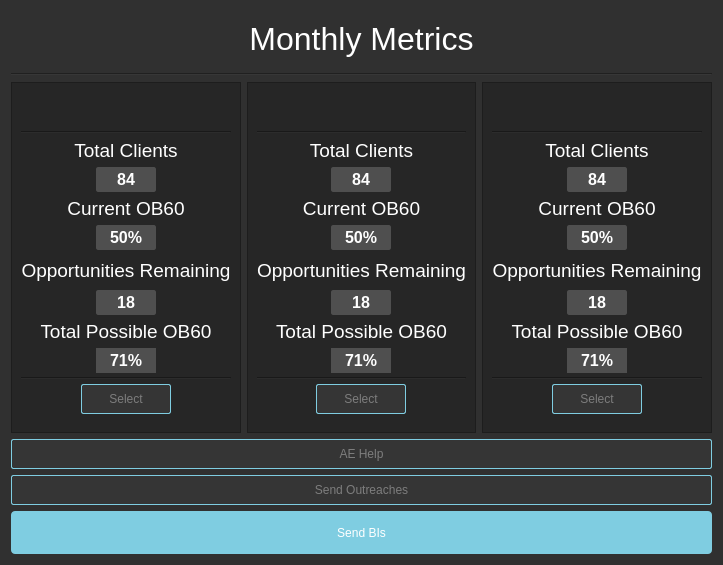
Before: the Qt Designer form metrics.ui in caiocardoso28/redesigned_app, drawn with Qt 5.
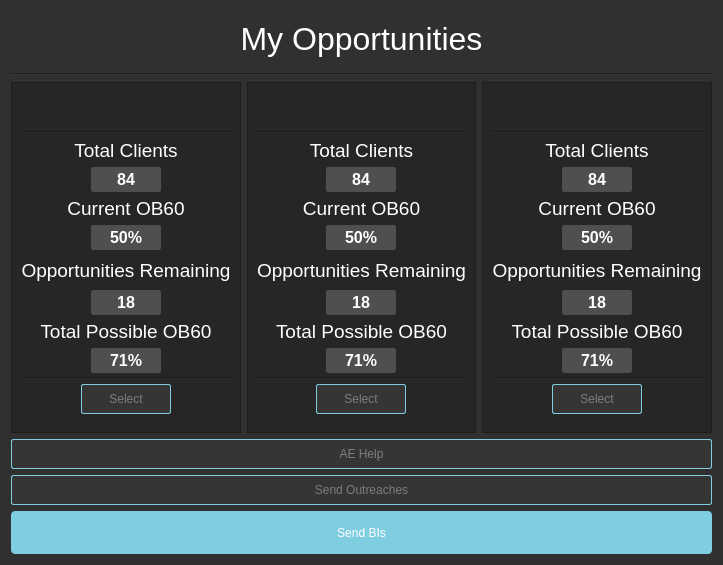
After: the same form once the commit is applied.

Commit message: Made some changes to the UI & added metric

What changed in the file:
```diff
--- a/metrics.ui
+++ b/metrics.ui
@@ -310,7 +310,7 @@
          <widget class="QLabel" name="totalLabel_2">
           <property name="minimumSize">
            <size>
-            <width>60</width>
+            <width>70</width>
             <height>0</height>
            </size>
           </property>
@@ -381,7 +381,7 @@
          <widget class="QLabel" name="obLabel_2">
           <property name="minimumSize">
            <size>
-            <width>60</width>
+            <width>70</width>
             <height>0</height>
            </size>
           </property>
@@ -448,7 +448,7 @@
          <widget class="QLabel" name="oppLabel_2">
           <property name="minimumSize">
            <size>
-            <width>60</width>
+            <width>70</width>
             <height>0</height>
            </size>
           </property>
@@ -515,7 +515,7 @@
          <widget class="QLabel" name="maxLabel_2">
           <property name="minimumSize">
            <size>
-            <width>60</width>
+            <width>70</width>
             <height>0</height>
            </size>
           </property>
@@ -537,7 +537,9 @@
           <property name="styleSheet">
            <string notr="true">font: 12pt Arial;
 font-weight: bold;
-background-color: rgb(79, 79, 79);</string>
+background-color: rgb(79, 79, 79);
+border: 1px solid rgb(79, 79, 79);
+border-radius: 2px</string>
           </property>
           <property name="text">
            <string>71%</string>
@@ -683,7 +685,7 @@
          <widget class="QLabel" name="totalLabel_3">
           <property name="minimumSize">
            <size>
-            <width>60</width>
+            <width>70</width>
             <height>0</height>
            </size>
           </property>
@@ -754,7 +756,7 @@
          <widget class="QLabel" name="obLabel_3">
           <property name="minimumSize">
            <size>
-            <width>60</width>
+            <width>70</width>
             <height>0</height>
            </size>
           </property>
@@ -821,7 +823,7 @@
          <widget class="QLabel" name="oppLabel_3">
           <property name="minimumSize">
            <size>
-            <width>60</width>
+            <width>70</width>
             <height>0</height>
            </size>
           </property>
@@ -888,7 +890,7 @@
          <widget class="QLabel" name="maxLabel_3">
           <property name="minimumSize">
            <size>
-            <width>60</width>
+            <width>70</width>
             <height>0</height>
            </size>
           </property>
@@ -910,7 +912,9 @@
           <property name="styleSheet">
            <string notr="true">font: 12pt Arial;
 font-weight: bold;
-background-color: rgb(79, 79, 79);</string>
+background-color: rgb(79, 79, 79);
+border: 1px solid rgb(79, 79, 79);
+border-radius: 2px</string>
           </property>
           <property name="text">
            <string>71%</string>
@@ -984,7 +988,7 @@
       <string notr="true">font: 24pt Arial</string>
      </property>
      <property name="text">
-      <string>Monthly Metrics</string>
+      <string>My Opportunities</string>
      </property>
      <property name="alignment">
       <set>Qt::AlignCenter</set>
@@ -1119,7 +1123,7 @@
          <widget class="QLabel" name="totalLabel_1">
           <property name="minimumSize">
            <size>
-            <width>60</width>
+            <width>70</width>
             <height>0</height>
            </size>
           </property>
@@ -1190,7 +1194,7 @@
          <widget class="QLabel" name="obLabel_1">
           <property name="minimumSize">
            <size>
-            <width>60</width>
+            <width>70</width>
             <height>0</height>
            </size>
           </property>
@@ -1257,7 +1261,7 @@
          <widget class="QLabel" name="oppLabel_1">
           <property name="minimumSize">
            <size>
-            <width>60</width>
+            <width>70</width>
             <height>0</height>
            </size>
           </property>
@@ -1324,7 +1328,7 @@
          <widget class="QLabel" name="maxLabel_1">
           <property name="minimumSize">
            <size>
-            <width>60</width>
+            <width>70</width>
             <height>0</height>
            </size>
           </property>
@@ -1346,7 +1350,9 @@
           <property name="styleSheet">
            <string notr="true">font: 12pt Arial;
 font-weight: bold;
-background-color: rgb(79, 79, 79);</string>
+background-color: rgb(79, 79, 79);
+border: 1px solid rgb(79, 79, 79);
+border-radius: 2px</string>
           </property>
           <property name="text">
            <string>71%</string>
```
Left out of the diff: 18 changed lines with no effect on the pictures. The commit also changes 1 other file.
